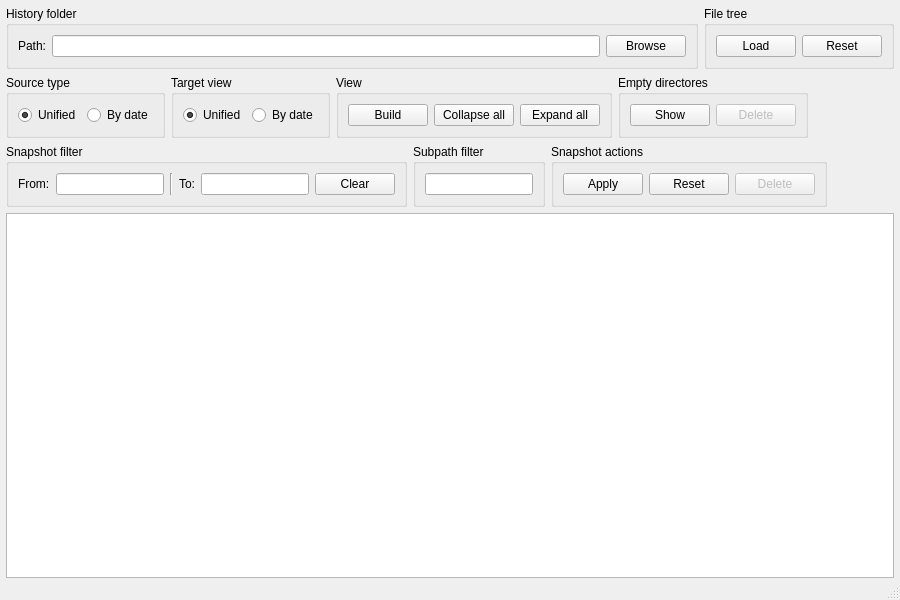
This is src/gui/history2.ui in mixeme/Columbo as Qt 5 draws it before an edit. The edited form follows.
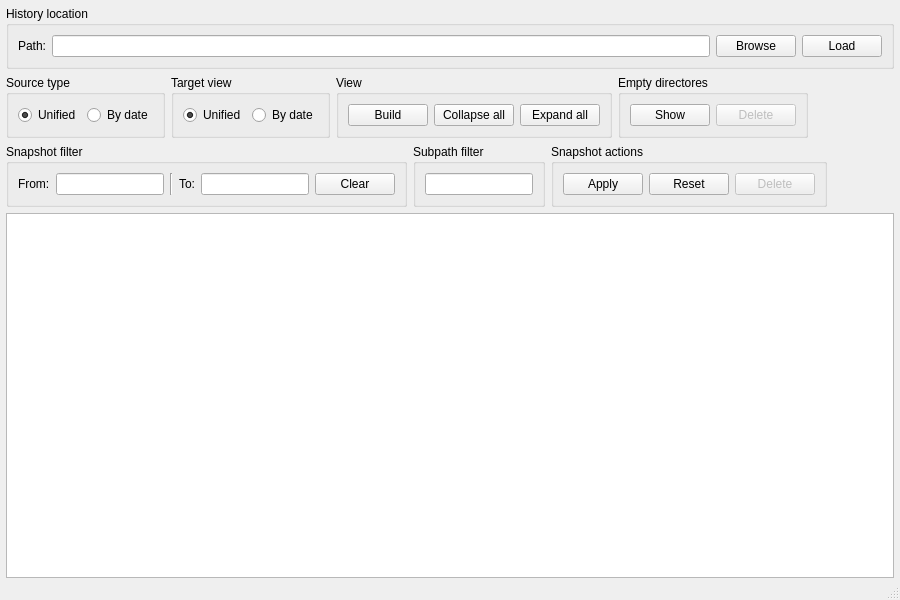
This is the edited form.

The edit to the form file:
```diff
--- a/src/gui/history2.ui
+++ b/src/gui/history2.ui
@@ -55,7 +55,7 @@
         <item>
          <widget class="QGroupBox" name="history_path_box">
           <property name="title">
-           <string>History folder</string>
+           <string>History location</string>
           </property>
           <layout class="QHBoxLayout" name="horizontalLayout_10">
            <item>
@@ -75,15 +75,6 @@
              </property>
             </widget>
            </item>
-          </layout>
-         </widget>
-        </item>
-        <item>
-         <widget class="QGroupBox" name="file_tree_box">
-          <property name="title">
-           <string>File tree</string>
-          </property>
-          <layout class="QHBoxLayout" name="horizontalLayout_13">
            <item>
             <widget class="QPushButton" name="file_tree_load_button">
              <property name="text">
@@ -91,13 +82,6 @@
              </property>
             </widget>
            </item>
-           <item>
-            <widget class="QPushButton" name="file_tree_reset_button">
-             <property name="text">
-              <string>Reset</string>
-             </property>
-            </widget>
-           </item>
           </layout>
          </widget>
         </item>
```
Left out of the diff: 1 changed line with no effect on the pictures.
